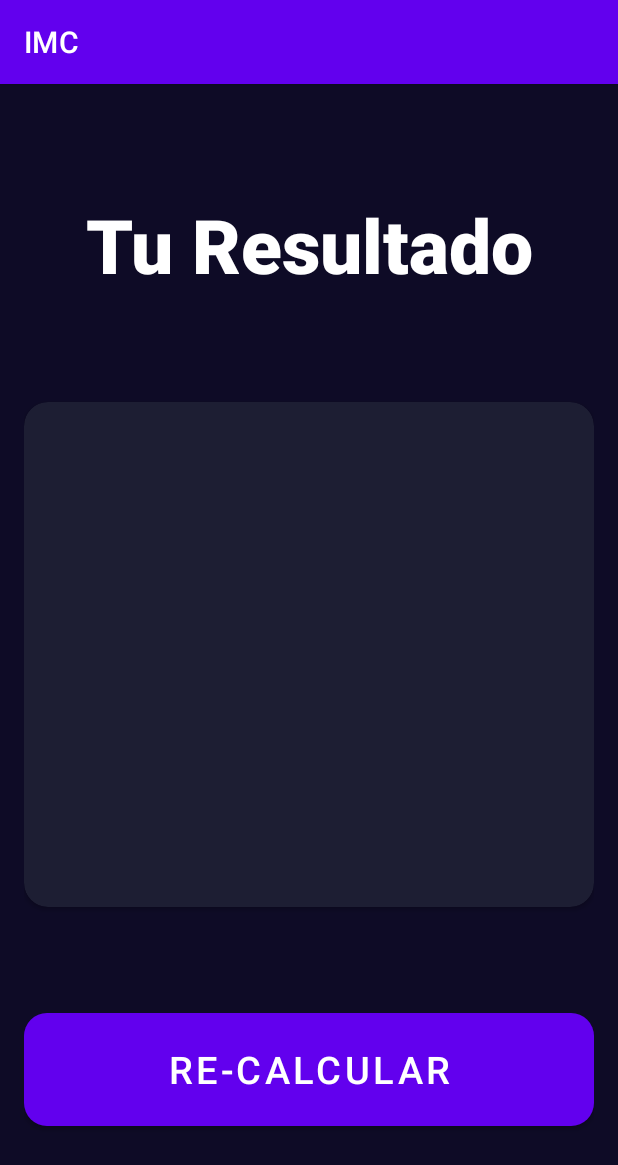
After one commit to brianz14/IMC_APP, an Android app: the ResultadoActivity screen opened directly, with no data from a screen before it, on a phone screen of 412 x 824 dp. The commit adds this screen. Shown: the top 1165 px of the screen. Run offline under Robolectric (Android 15) with nearby library versions, the phone set to English and light mode, and no system bars.

Commit message:
Funcionando por completo

```diff
--- a/app/src/main/AndroidManifest.xml
+++ b/app/src/main/AndroidManifest.xml
@@ -13,6 +13,9 @@
         android:theme="@style/Theme.IMC"
         tools:targetApi="31">
         <activity
+            android:name=".ResultadoActivity"
+            android:exported="false" />
+        <activity
             android:name=".IMC"
             android:exported="true">
             <intent-filter>
--- a/app/src/main/java/com/example/imc/IMC.kt
+++ b/app/src/main/java/com/example/imc/IMC.kt
@@ -1,10 +1,11 @@
 package com.example.imc
 
-import androidx.appcompat.app.AppCompatActivity
+import android.content.Intent
 import android.os.Bundle
 import android.widget.Button
 import android.widget.TextView
 import android.widget.Toast
+import androidx.appcompat.app.AppCompatActivity
 import androidx.cardview.widget.CardView
 import androidx.core.content.ContextCompat
 import com.google.android.material.floatingactionbutton.FloatingActionButton
@@ -25,6 +26,7 @@ class IMC : AppCompatActivity() {
 
     private lateinit var tvAltura: TextView
     private lateinit var rsAltura: RangeSlider
+    private var alturaActual:Int=45
 
     //peso
     private lateinit var btnRestarPeso: FloatingActionButton
@@ -38,6 +40,8 @@ class IMC : AppCompatActivity() {
     private lateinit var btnSumarEdad: FloatingActionButton
     private lateinit var tvEdadEntero: TextView
     private var edadActual: Int = 13
+
+    //calcular
 
 
     override fun onCreate(savedInstanceState: Bundle?) {
@@ -81,6 +85,8 @@ class IMC : AppCompatActivity() {
             modificarGeneroColor()
         }
         rsAltura.addOnChangeListener { _, value, _ ->
+
+
             val df = DecimalFormat("#.##")
             val res = df.format(value)
             tvAltura.text = "$res"
@@ -109,26 +115,35 @@ class IMC : AppCompatActivity() {
         btnCalcular.setOnClickListener {
             Calcular()
         }
-
-
     }
 
     private fun Calcular() {
-        var altura: Double? = tvAltura.text.toString().toDouble();
-        var peso: Double? = tvPesoEntero.text.toString().toDouble();
 
-        altura = (altura?.div(100));
-        altura = (altura!! * altura!!)
-        var resultado: Double = peso!!.div(altura!!)
-        var texto:String?="";
+        var altura:Double= tvAltura.text.toString().toDouble();
+        var peso:Double= tvPesoEntero.text.toString().toDouble();
+
+        altura = altura.div(100)
+
+        val resultado: Double = peso/(altura*altura)
+        val resultadoFormateado = String.format("%.2f", resultado)
+
+        var texto=""
+        var descripcion=""
         when(resultado){
-            in Double.MIN_VALUE..17.9->{texto="Peso por debajo de la normalidad"}
-            in 18.0..24.9->{texto="Peso adecuado"}
-            in 25.0..29.9->{texto="Sobrepeso"}
-            in 30.0..Double.MAX_VALUE->{texto="Obesidad"}
+            in Double.MIN_VALUE..17.9->{texto="Peso inferior"; descripcion="El peso esta debajo de lo mormal para tu peso y altura"}
+            in 18.0..24.9->{texto="Peso adecuado"; descripcion="El peso es adecuado para tu peso y altura"}
+            in 25.0..29.9->{texto="Sobrepeso"; descripcion="El peso esta ligeramente encima de lo mormal para tu peso y altura"}
+            in 30.0..Double.MAX_VALUE->{texto="Obesidad" ; descripcion="El peso esta muy por encima de lo mormal para tu peso y altura"}
         }
-        Toast.makeText(this, " $texto", Toast.LENGTH_SHORT)
-            .show()
+
+
+
+        val intent= Intent(this,ResultadoActivity::class.java)
+        intent.putExtra("var_numero",resultadoFormateado)
+        intent.putExtra("var_texto",texto)
+        intent.putExtra("var_descripcion",descripcion)
+        startActivity(intent)
+
     }
 
     private fun modificarEdad(num: Int) {
@@ -137,12 +152,11 @@ class IMC : AppCompatActivity() {
             edadActual = num
             tvEdadEntero.text = edadActual.toString()
         }
-
     }
 
     private fun modificarPeso(num: Int) {
         var num = tvPesoEntero.text.toString().toInt() + (num)
-        if (num >= 60) {
+        if (num >= 45) {
             pesoActual = num
             tvPesoEntero.text = pesoActual.toString()
         }
--- /dev/null
+++ b/app/src/main/java/com/example/imc/ResultadoActivity.kt
@@ -0,0 +1,68 @@
+package com.example.imc
+
+import android.content.Intent
+import androidx.appcompat.app.AppCompatActivity
+import android.os.Bundle
+import android.widget.Button
+import android.widget.TextView
+
+class ResultadoActivity : AppCompatActivity() {
+
+    //label
+    private lateinit var lblResuladoCorto: TextView
+    private lateinit var lblNumeroCalculado: TextView
+    private lateinit var lblDescripcion: TextView
+
+    //botones
+    private lateinit var btnRecalcular: Button
+
+
+    override fun onCreate(savedInstanceState: Bundle?) {
+        super.onCreate(savedInstanceState)
+        setContentView(R.layout.activity_resultado)
+
+        iniciarComponente()
+        iniciarEventoListener()
+        iniciarInterfazUsuario()
+    }
+
+    private fun iniciarInterfazUsuario() {
+        modificarContenido();
+    }
+
+    private fun modificarContenido() {
+        val resultado:String? =intent.extras?.getString("var_numero");
+        val titulo=intent.extras?.getString("var_texto");
+        val descripcion=intent.extras?.getString("var_descripcion");
+
+        lblDescripcion.text=descripcion
+        lblNumeroCalculado.text=resultado
+        lblResuladoCorto.text=titulo
+    }
+
+    private fun iniciarComponente() {
+        //label
+        lblResuladoCorto = findViewById(R.id.lblResuladoCorto)
+        lblNumeroCalculado = findViewById(R.id.lblNumeroCalculado)
+        lblDescripcion = findViewById(R.id.lblDescripcion)
+
+        //boton
+        btnRecalcular=findViewById(R.id.btnReCalcular)
+
+    }
+
+    private fun iniciarEventoListener() {
+        btnRecalcular.setOnClickListener {
+            calcularIMC()
+        }
+    }
+
+    private fun calcularIMC() {
+        val intento= Intent(this,IMC::class.java)
+        startActivity(intento)
+
+    }
+
+
+
+}
--- a/app/src/main/res/layout/activity_imc.xml
+++ b/app/src/main/res/layout/activity_imc.xml
@@ -159,7 +159,7 @@
                 android:id="@+id/tvPeso"
                 android:layout_width="wrap_content"
                 android:layout_height="wrap_content"
-                android:text="60"
+                android:text="45"
                 android:textColor="@color/white"
                 android:textSize="38sp"
                 android:textStyle="bold" />
--- /dev/null
+++ b/app/src/main/res/layout/activity_resultado.xml
@@ -0,0 +1,112 @@
+<?xml version="1.0" encoding="utf-8"?>
+<androidx.constraintlayout.widget.ConstraintLayout xmlns:android="http://schemas.android.com/apk/res/android"
+    xmlns:app="http://schemas.android.com/apk/res-auto"
+    xmlns:tools="http://schemas.android.com/tools"
+    android:layout_width="match_parent"
+    android:layout_height="match_parent"
+    android:background="@color/background_app"
+    android:paddingHorizontal="16dp"
+    android:paddingVertical="32dp"
+    tools:context=".ResultadoActivity">
+
+
+    <LinearLayout
+        android:id="@+id/linear1"
+        android:layout_width="match_parent"
+        android:layout_height="wrap_content"
+        app:layout_constraintStart_toStartOf="parent"
+        app:layout_constraintEnd_toEndOf="parent"
+        app:layout_constraintTop_toTopOf="parent"
+        app:layout_constraintBottom_toTopOf="@id/vistaResultado"
+        android:orientation="vertical">
+
+        <TextView
+            android:layout_width="match_parent"
+            android:layout_height="match_parent"
+            android:text="@string/titulo"
+            android:textColor="@color/white"
+            android:textAlignment="center"
+            android:textSize="50sp"
+            android:fontFamily="sans-serif-black">
+
+        </TextView>
+    </LinearLayout>
+
+    <androidx.cardview.widget.CardView
+        android:id="@+id/vistaResultado"
+        android:layout_width="0dp"
+        android:layout_height="wrap_content"
+        app:cardBackgroundColor="@color/background_component"
+        app:cardCornerRadius="16dp"
+        android:layout_marginTop="30dp"
+        app:layout_constraintTop_toBottomOf="@id/linear1"
+        app:layout_constraintEnd_toEndOf="parent"
+        app:layout_constraintStart_toStartOf="parent"
+        app:layout_constraintBottom_toTopOf="@id/btnReCalcular">
+
+        <LinearLayout
+            android:layout_width="match_parent"
+            android:layout_height="wrap_content"
+            android:layout_margin="16dp"
+            android:gravity="center"
+            android:orientation="vertical">
+
+            <TextView
+                android:id="@+id/lblResuladoCorto"
+                android:layout_width="wrap_content"
+                android:layout_height="wrap_content"
+                tools:text="@string/resultadoCorto"
+                android:textColor="@color/background_button"
+                android:textSize="35sp"
+                android:layout_marginTop="20dp"
+                android:fontFamily="sans-serif-black"
+                android:layout_marginBottom="40dp">
+
+            </TextView>
+            <TextView
+                android:id="@+id/lblNumeroCalculado"
+                android:layout_width="wrap_content"
+                android:layout_height="wrap_content"
+                tools:text="@string/resultadoNumerico"
+                android:textColor="@color/white"
+                android:textSize="80sp"
+                android:fontFamily="sans-serif-black"
+                android:textAllCaps="true">
+            </TextView>
+
+            <TextView
+                android:id="@+id/lblDescripcion"
+                android:layout_width="wrap_content"
+                android:layout_height="wrap_content"
+                tools:text="@string/resultadoDescripcion"
+                android:textColor="@color/white"
+                android:textSize="30sp"
+                android:fontFamily="sans-serif-medium"
+                android:layout_marginTop="50dp">
+            </TextView>
+        </LinearLayout>
+
+    </androidx.cardview.widget.CardView>
+    <Button
+        android:id="@+id/btnReCalcular"
+        android:layout_width="match_parent"
+        android:layout_height="75dp"
+        android:text="@string/ReCalcular"
+        android:textSize="25sp"
+        android:background="@drawable/boton_redondeado"
+        app:layout_constraintTop_toBottomOf="@id/vistaResultado"
+        app:layout_constraintStart_toStartOf="parent"
+        app:layout_constraintEnd_toEndOf="parent"
+        app:layout_constraintBottom_toBottomOf="parent"
+        android:layout_marginTop="30dp">
+
+    </Button>
+
+
+
+
+
+
+
+
+</androidx.constraintlayout.widget.ConstraintLayout>
--- a/app/src/main/res/values/strings.xml
+++ b/app/src/main/res/values/strings.xml
@@ -5,4 +5,10 @@
     <string name="height">Altura</string>
     <string name="weight">Peso</string>
     <string name="age">Edad</string>
+    <string name="titulo">Tu Resultado</string>
+    <string name="resultadoCorto">Sobrepeso</string>
+    <string name="resultadoNumerico">26.80</string>
+    <string name="resultadoDescripcion">Estas por encima de lo optimo para tu peso y altura.</string>
+    <string name="ReCalcular">RE-CALCULAR</string>
+
 </resources>
```
